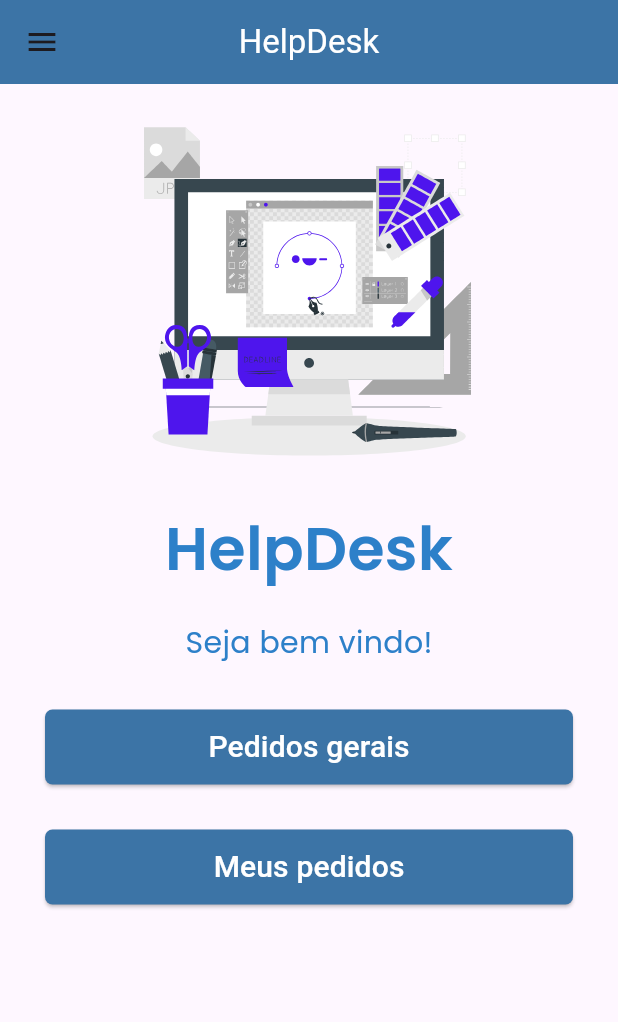
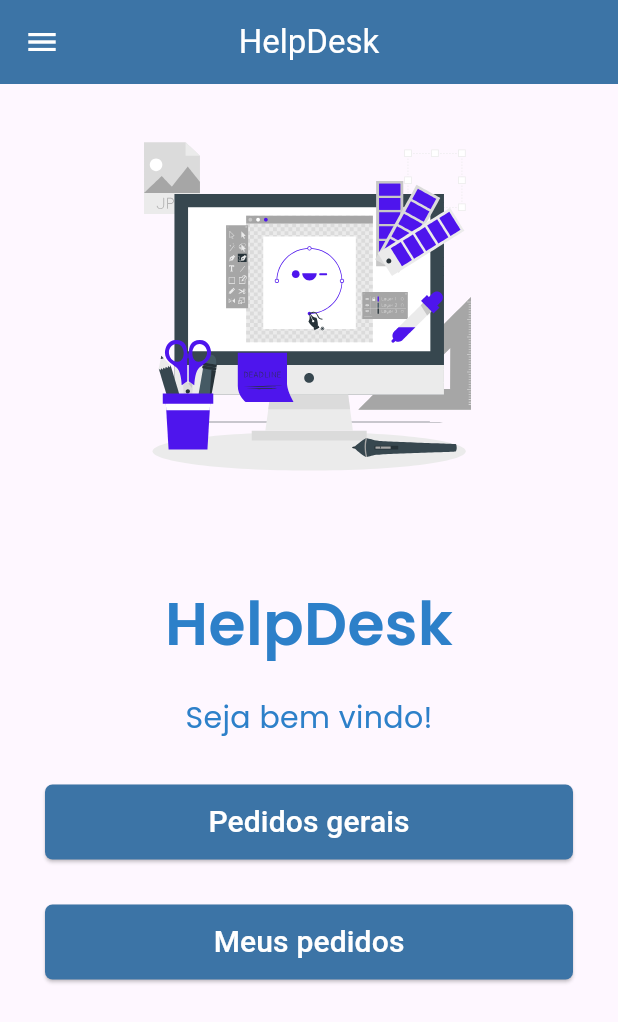
Before and after one commit to JnNetto/HelpDesk, a Flutter app: the Home screen opened by its route, on a phone screen of 412 x 824 dp. Shown: the top 1022 px of the screen. Run offline on Flutter 3.47's test engine with Material 3 defaults, Android fonts, the phone set to English and light mode, and no system bars; our stand-ins replace cloud_firestore, firebase_auth, firebase_core, google_fonts, lottie; accounts and stored records are empty; generated files the repository leaves out were written again.

Commit message:
Mudança layout Home e Gerenciamento de estado em OrdersPage

```diff
--- a/lib/controllers/login_controller.dart
+++ b/lib/controllers/login_controller.dart
@@ -12,7 +12,6 @@ class LoginController extends ChangeNotifier {
   TextEditingController emailController = TextEditingController();
   TextEditingController senhaController = TextEditingController();
   bool _isLoading = false;
-  GlobalKey<State> modalBarrierKey = GlobalKey<State>();
   bool get isLoading => _isLoading;
 
   Future<void> efetuaLogin({
--- a/lib/model/orders.dart
+++ b/lib/model/orders.dart
@@ -20,7 +20,7 @@ class Orders {
       titulo: data['titulo'] ?? '',
       descricao: data['descricao'] ?? '',
       autor: data['autor'] ?? '',
-      dataDoChamado: data['dataDoChamado'] ?? '',
+      dataDoChamado: data['dataDoChamado'],
       status: data['status'] ?? false,
     );
   }
--- a/lib/pages/home/home_page.dart
+++ b/lib/pages/home/home_page.dart
@@ -23,6 +23,7 @@ class _HomeState extends State<Home> {
         ),
         backgroundColor: AppCollors.primaryColor,
         centerTitle: true,
+        iconTheme: IconThemeData(color: Colors.white),
       ),
       drawer: Drawer(
         child: Column(
@@ -33,23 +34,69 @@ class _HomeState extends State<Home> {
                   width: double.infinity,
                   color: AppCollors.primaryColor,
                   child: Column(
+                    mainAxisAlignment: MainAxisAlignment.center,
                     children: [
-                      CircleAvatar(),
+                      const CircleAvatar(
+                        minRadius: 50,
+                      ),
+                      const SizedBox(
+                        height: 10,
+                      ),
                       Text(
                         GeneralData.currentUser?.name ?? '',
+                        style: GoogleFonts.poppins(
+                            textStyle:
+                                TextStyle(fontSize: 30, color: Colors.white)),
                       ),
                     ],
                   ),
                 )),
-            Expanded(flex: 13, child: Container())
+            Expanded(
+                flex: 13,
+                child: Container(
+                  padding: EdgeInsets.only(right: 120, top: 20),
+                  child: Column(
+                    mainAxisAlignment: MainAxisAlignment.start,
+                    children: [
+                      Text("E-mail utilizado: ",
+                          style: GoogleFonts.poppins(
+                            textStyle: TextStyle(
+                                fontSize: 15, fontWeight: FontWeight.bold),
+                          )),
+                      Padding(
+                        padding: const EdgeInsets.only(left: 10),
+                        child: Text(GeneralData.currentUser?.email ?? '',
+                            style: GoogleFonts.poppins(
+                              textStyle: TextStyle(fontSize: 15),
+                            )),
+                      ),
+                      SizedBox(
+                        height: 400,
+                      ),
+                      TextButton(
+                          onPressed: () {
+                            Navigator.pushNamed(context, "/login");
+                          },
+                          child: Text("Encerrar sessão",
+                              style: GoogleFonts.poppins(
+                                textStyle: TextStyle(
+                                    fontSize: 15,
+                                    color: AppCollors.primaryColor),
+                              )))
+                    ],
+                  ),
+                ))
           ],
         ),
       ),
       body: Container(
-        margin: EdgeInsets.only(top: 20),
+        margin: EdgeInsets.only(top: 30),
         child: Column(
           children: [
             lottieAnimation(),
+            SizedBox(
+              height: 40,
+            ),
             Text(
               'HelpDesk',
               style: GoogleFonts.poppins(
```
Also changed, not shown: lib/controllers/orders_controller.dart (+78 -2 lines), lib/main.dart (+4 -3 lines), lib/model/new_orders.dart (+23 -24 lines), lib/pages/login/login_page.dart (+6 -5 lines), lib/pages/orders/order_page.dart (+120 -145 lines).
